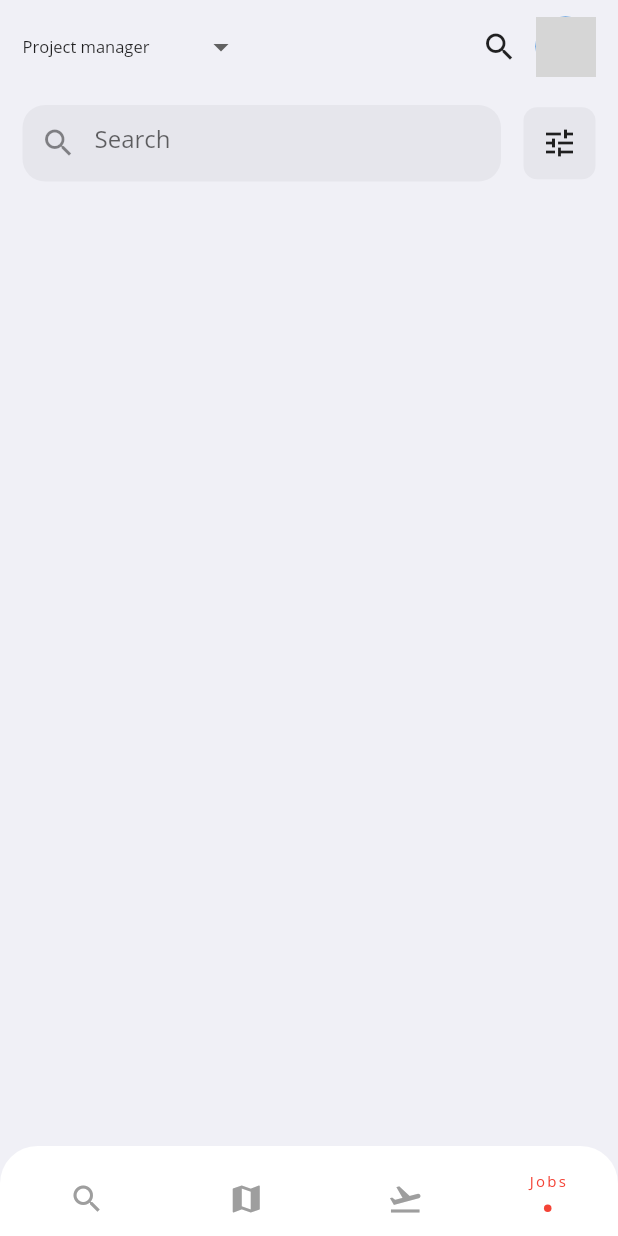
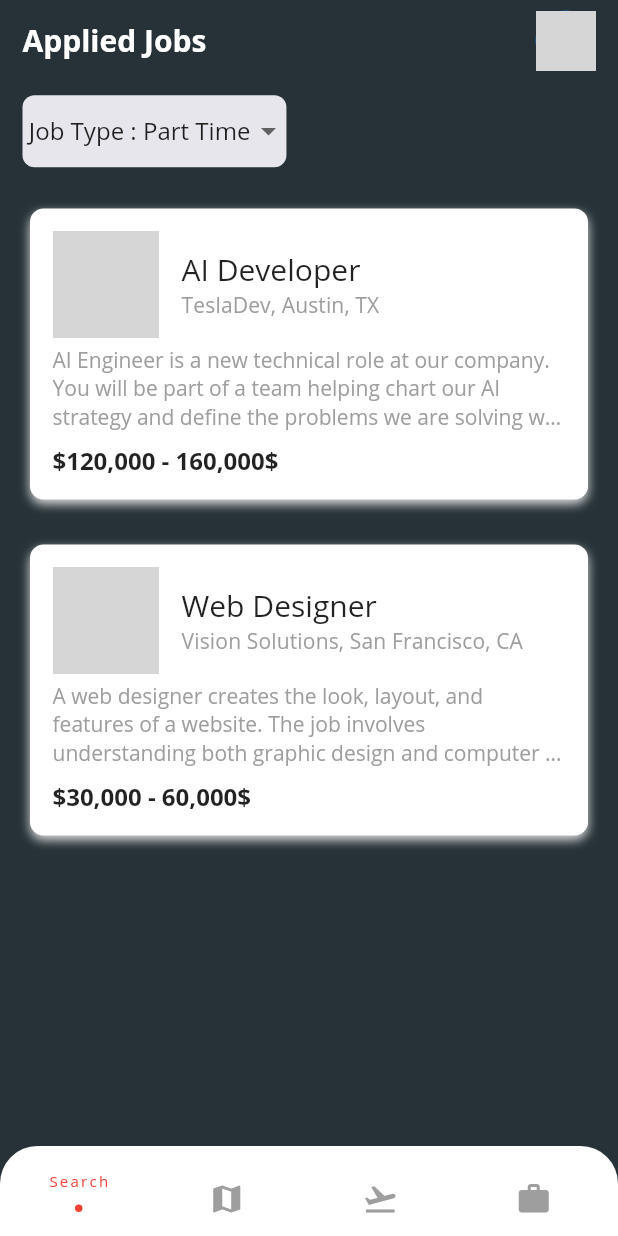
Before and after one commit to surenvithanage/CTSE_Assignment, a Flutter app: the HomeScreen screen opened by its route, item 2 of the bottom bar chosen, after a tap on the "work" icon, on a phone screen of 412 x 824 dp. Run offline on Flutter 3.47's test engine with Material 2 defaults, Android fonts, the phone set to English and light mode, and no system bars; our stand-ins replace cloud_firestore, firebase_auth; accounts and stored records are empty; network calls fail; grey boxes are pictures that could not be loaded.

Commit message:
AppliedJobs

```diff
--- a/lib/constants/constants.dart
+++ b/lib/constants/constants.dart
@@ -6,3 +6,4 @@ final String SIGN_UP ='signup';
 final String SPLASH_SCREEN ='splashscreen';
 final String HOME = 'home';
 final String PROFILE = 'profile';
+final String JOB_LIST = 'jobList';
--- a/lib/global.dart
+++ b/lib/global.dart
@@ -1,4 +1,37 @@
 import 'models/job.dart';
+
+List<JobModel> appliedJobList = [
+  JobModel(
+    description:
+    "AI Engineer is a new technical role at our company. You will be part of a team helping chart our AI strategy and define the problems we are solving with AI. You will help build our AI development and production infrastructure and set our technical standards. To succeed you must become an expert in building AI models and putting them into production.",
+    iconUrl:
+    "https://media.licdn.com/dms/image/C4D0BAQHiNSL4Or29cg/company-logo_200_200/0?e=1583366400&v=beta&t=aB2Qw4JLUnd5klrIZpHAhKXnlTKVLZnCyCIusQdhCaM",
+    location: "TeslaDev, Austin, TX",
+    title: "AI Developer",
+    salary: "\$120,000 - 160,000\$",
+    photos: [
+      "https://cdn.pixabay.com/photo/2015/04/20/13/17/work-731198_960_720.jpg",
+      "https://cdn.pixabay.com/photo/2017/07/31/11/31/laptop-2557468_960_720.jpg",
+      "https://cdn.pixabay.com/photo/2017/07/31/11/46/laptop-2557586_960_720.jpg",
+      "https://cdn.pixabay.com/photo/2015/05/28/14/38/ux-787980_960_720.jpg",
+    ],
+  ),
+  JobModel(
+    description:
+    "A web designer creates the look, layout, and features of a website. The job involves understanding both graphic design and computer programming. Once a website is created, a designer helps with maintenance and additions to the website. They work with development teams or managers for keeping the site up-to-date and prioritizing needs, among other tasks.",
+    iconUrl:
+    "https://media.licdn.com/dms/image/C4E0BAQF5t62bcL0e9g/company-logo_400_400/0?e=1583366400&v=beta&t=5kTgGtx08bY-C_a43KKvLg6ALcC318vBg1Q-dgPU1-I",
+    location: "Vision Solutions, San Francisco, CA",
+    title: "Web Designer",
+    salary: "\$30,000 - 60,000\$",
+    photos: [
+      "https://cdn.pixabay.com/photo/2015/04/20/13/17/work-731198_960_720.jpg",
+      "https://cdn.pixabay.com/photo/2017/07/31/11/31/laptop-2557468_960_720.jpg",
+      "https://cdn.pixabay.com/photo/2017/07/31/11/46/laptop-2557586_960_720.jpg",
+      "https://cdn.pixabay.com/photo/2015/05/28/14/38/ux-787980_960_720.jpg",
+    ],
+  ),
+];
 
 List<JobModel> jobList = [
   JobModel(
@@ -16,7 +49,7 @@ List<JobModel> jobList = [
       "https://cdn.pixabay.com/photo/2015/05/28/14/38/ux-787980_960_720.jpg",
     ],
   ),
-    JobModel(
+  JobModel(
     description:
         "Wiley is seeking a Force.com Developer with experience in developing functionality for enterprise solutions. Be part of an extraordinary opportunity to transform the higher education experience! As a developer for Wiley’s Student Relationship Platform on Force.com, you will participate in the definition of Salesforce development processes, drive technical design for new functionality, and develop new features to meet specifications. With Wiley’s proven expertise as a trusted partner in higher education, you will have the opportunity to innovate and create solutions that revolutionize the landscape of higher education technology and accelerate your career.",
     iconUrl:
--- a/lib/main.dart
+++ b/lib/main.dart
@@ -3,6 +3,8 @@ import 'package:flutter/services.dart';
 import 'package:flutter_job_portal/ui/screens/profile.dart';
 import 'package:flutter_job_portal/ui/screens/signin.dart';
 import 'package:flutter_job_portal/ui/screens/signup.dart';
+import 'package:flutter_job_portal/ui/screens/jobList.dart';
+
 import 'package:flutter_job_portal/ui/screens/splashscreen.dart';
 import 'package:flutter_job_portal/ui/screens/home.dart';
 import 'package:provider/provider.dart';
@@ -34,6 +36,7 @@ class MyApp extends StatelessWidget {
         SIGN_UP: (BuildContext context) => SignUpScreen(),
         HOME: (BuildContext context) => HomeScreen(),
         PROFILE: (BuildContext context) => ProfileScreen(),
+          JOB_LIST: (BuildContext context) => JobListScreen(),
       },
       initialRoute: SPLASH_SCREEN,
       ),
--- /dev/null
+++ b/lib/ui/screens/jobList.dart
@@ -0,0 +1,135 @@
+import 'package:cloud_firestore/cloud_firestore.dart';
+import 'package:flutter/material.dart';
+import 'package:flutter_job_portal/constants/constants.dart';
+import 'package:flutter_job_portal/models/bottomsheet.dart';
+import 'package:flutter_job_portal/ui/screens/appliedjob.dart';
+import 'package:flutter_job_portal/ui/screens/screens.dart';
+import 'package:flutter_job_portal/ui/widgets/jobTypesDropDown.dart';
+import 'package:flutter_job_portal/ui/widgets/widgets.dart';
+import 'package:provider/provider.dart';
+
+import '../../global.dart';
+
+class JobListScreen extends StatelessWidget {
+  @override
+  Widget build(BuildContext context) {
+    return SafeArea(
+      child: Scaffold(
+        backgroundColor: Color(0xFF263238),
+        body: Stack(
+          children: <Widget>[
+          Positioned(
+          top: 0,
+          right: 0,
+          left: 0,
+          bottom: 60,
+          child: Padding(
+            padding: const EdgeInsets.symmetric(horizontal: 15.0),
+            child: Column(
+              children: <Widget>[
+                SizedBox(
+                  height: 7.0,
+                ),
+                Row(
+                  children: <Widget>[
+                    Text("Applied Jobs", textDirection: TextDirection.ltr,
+                      textAlign: TextAlign.center,
+                      style: TextStyle(
+                          fontWeight: FontWeight.bold, fontSize: 20 , color: Color(0xFFFFFFFF)),),
+                    Spacer(),
+
+                    GestureDetector(
+                        onTap: () {
+                          Navigator.of(context).pushNamed(PROFILE);
+                        },
+                        child: CircleAvatar(
+                          backgroundImage: NetworkImage(
+                              "https://avatars3.githubusercontent.com/u/30575233?s=460&u=41556de34699d54f689cdd5b20da31f860bd744e&v=4"),
+                        ))
+                  ],
+                ),
+                SizedBox(
+                  height: 15,
+                ),
+                Container(
+                  height: 51,
+                  child: Row(
+                    children: <Widget>[
+                  Container(
+                  decoration: BoxDecoration(color: Color(0xffe6e6ec),
+                  borderRadius: BorderRadius.circular(8.0),
+
+                ),
+
+                    child: new Row(
+                      children: <Widget>[
+                        Text(" Job Type : " ,style: TextStyle(fontSize: 16),),
+                          JobTypesDropDown(),
+                      ],
+                    )
+
+                  )
+//
+//                          Text("Job Type : " ,style: TextStyle(fontSize: 16,backgroundColor: Color(0xFFFFFFFF)),),
+//                          JobTypesDropDown(),
+//
+//                          SizedBox(width: 15),
+              ],
+            ),
+          ),
+          SizedBox(
+            height: 11,
+          ),
+          Expanded(
+              child: new StreamBuilder<QuerySnapshot>(
+                  stream: Firestore.instance
+                      .collection("appliedjobs")
+                      .snapshots(),
+                  builder: (context, snapshot) {
+                    return new ListView.builder(
+                        itemCount: appliedJobList.length,
+                        itemBuilder: (ctx, i) {
+                          return JobContainer(
+                            description: appliedJobList[i].description,
+                            iconUrl: appliedJobList[i].iconUrl,
+                            location: appliedJobList[i].location,
+                            salary: appliedJobList[i].salary,
+                            title: appliedJobList[i].title,
+                            onTap: () =>
+                                Navigator.push(
+                                  context,
+                                  MaterialPageRoute(
+                                    builder: (ctx) =>
+                                        AppliedJobsScreen(id: i),
+                                  ),
+                                ),
+                          );
+                        });
+                  }))
+          ],
+        ),
+      ),
+    ),
+    Positioned(
+    bottom: 0,
+    left: 0,
+    right: 0,
+    height: 60,
+    child: MyBottomNavBar(),
+    ),
+    Provider.of<MyBottomSheetModel>(context).visible
+    ? Positioned(
+    bottom: 0,
+    left: 0,
+    right: 0,
+    // height: MediaQuery.of(context).size.height / 1.3,
+    child: MyBottomSheet(),
+    )
+        : Container(),
+    ],
+    ),
+    ),
+    );
+  }
+
+}
--- /dev/null
+++ b/lib/ui/widgets/jobTypesDropDown.dart
@@ -0,0 +1,27 @@
+import 'package:flutter/material.dart';
+class JobTypesDropDown extends StatefulWidget {
+  const JobTypesDropDown({
+    Key key,
+  }) : super(key: key);
+
+  @override
+  _JobTypesDropDown createState() => _JobTypesDropDown();
+}
+
+class _JobTypesDropDown extends State<JobTypesDropDown> {
+  int _active = 0;
+  @override
+  Widget build(BuildContext context) {
+    return DropdownButton(
+      underline: Container(),
+      onChanged: (f) => _active = f,
+      value: _active,
+      style: Theme.of(context).textTheme.headline,
+      items: [
+        DropdownMenuItem(child: Text("Part Time", style: TextStyle(fontSize: 16.0)), value: 0),
+        DropdownMenuItem(child: Text("Full Time", style: TextStyle(fontSize: 16.0)), value: 1),
+//
+      ],
+    );
+  }
+}
--- a/lib/ui/widgets/mybottomnavbar.dart
+++ b/lib/ui/widgets/mybottomnavbar.dart
@@ -1,5 +1,7 @@
 import 'package:flutter/material.dart';
+import 'package:flutter_job_portal/constants/constants.dart';
 import 'mybottomnavitem.dart';
+import '../screens/jobList.dart';
 class MyBottomNavBar extends StatefulWidget {
   const MyBottomNavBar({
     Key key,
@@ -11,6 +13,7 @@ class MyBottomNavBar extends StatefulWidget {
 
 class _MyBottomNavBarState extends State<MyBottomNavBar> {
   int _active = 0;
+
   @override
   Widget build(BuildContext context) {
     return Container(
@@ -32,6 +35,7 @@ class _MyBottomNavBarState extends State<MyBottomNavBar> {
             icon: Icons.search,
             id: 0,
             onPressed: () {
+              Navigator.of(context).pushNamed(HOME);
               setState(() {
                 _active = 0;
               });
@@ -65,6 +69,7 @@ class _MyBottomNavBarState extends State<MyBottomNavBar> {
             icon: Icons.work,
             id: 3,
             onPressed: () {
+              Navigator.of(context).pushNamed(JOB_LIST);
               setState(() {
                 _active = 3;
               });
```
Also changed, not shown: lib/ui/screens/appliedjob.dart (added, +136 -0 lines).
